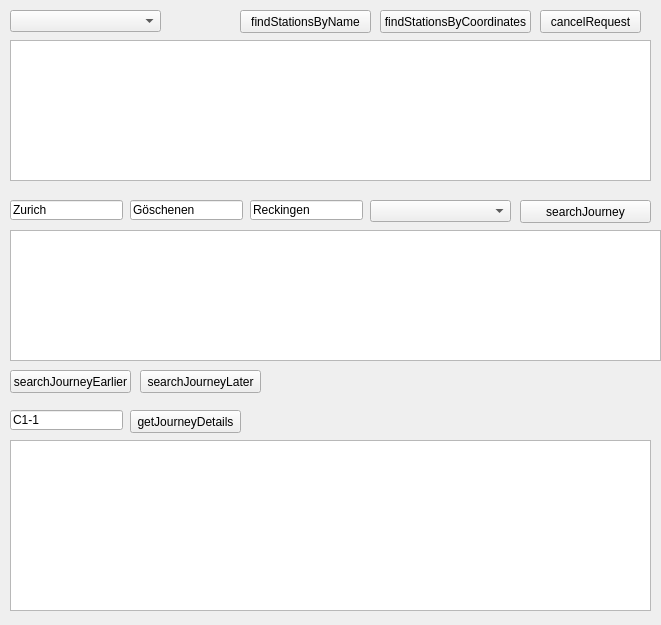
smurfy/fahrplan, file src/gui/desktop-test/mainwindow.ui: the form before one commit.
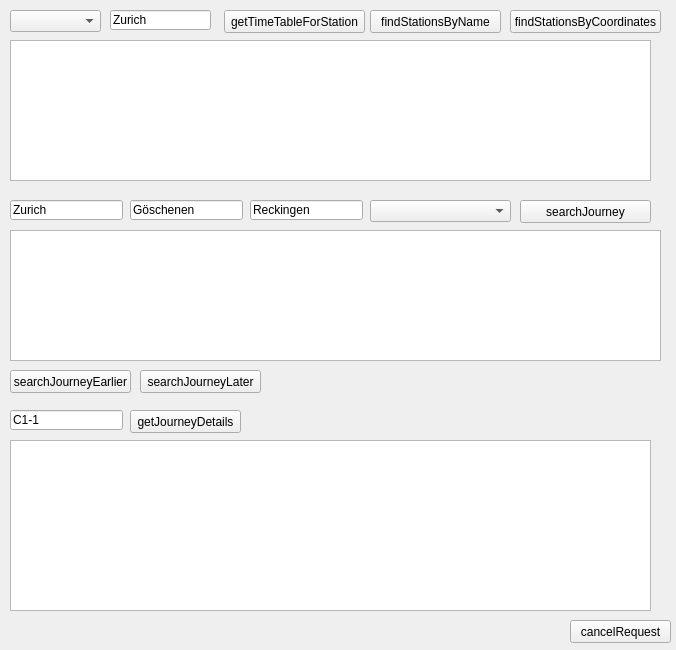
The form after the commit.

The edit to the form file:
```diff
--- a/src/gui/desktop-test/mainwindow.ui
+++ b/src/gui/desktop-test/mainwindow.ui
@@ -6,8 +6,8 @@
    <rect>
     <x>0</x>
     <y>0</y>
-    <width>661</width>
-    <height>625</height>
+    <width>676</width>
+    <height>650</height>
    </rect>
   </property>
   <property name="windowTitle">
@@ -17,7 +17,7 @@
    <widget class="QPushButton" name="findStationsByName">
     <property name="geometry">
      <rect>
-      <x>240</x>
+      <x>370</x>
       <y>10</y>
       <width>131</width>
       <height>23</height>
@@ -40,7 +40,7 @@
    <widget class="QPushButton" name="findStationsByCoordinates">
     <property name="geometry">
      <rect>
-      <x>380</x>
+      <x>510</x>
       <y>10</y>
       <width>151</width>
       <height>23</height>
@@ -128,8 +128,8 @@
    <widget class="QPushButton" name="cancelRequest">
     <property name="geometry">
      <rect>
-      <x>540</x>
-      <y>10</y>
+      <x>570</x>
+      <y>620</y>
       <width>101</width>
       <height>23</height>
      </rect>
@@ -202,11 +202,37 @@
      <rect>
       <x>10</x>
       <y>10</y>
-      <width>151</width>
+      <width>91</width>
       <height>22</height>
      </rect>
     </property>
    </widget>
+   <widget class="QPushButton" name="getTimeTableForStation">
+    <property name="geometry">
+     <rect>
+      <x>224</x>
+      <y>10</y>
+      <width>141</width>
+      <height>23</height>
+     </rect>
+    </property>
+    <property name="text">
+     <string>getTimeTableForStation</string>
+    </property>
+   </widget>
+   <widget class="QLineEdit" name="stationName">
+    <property name="geometry">
+     <rect>
+      <x>110</x>
+      <y>10</y>
+      <width>101</width>
+      <height>20</height>
+     </rect>
+    </property>
+    <property name="text">
+     <string>Zurich</string>
+    </property>
+   </widget>
   </widget>
  </widget>
  <layoutdefault spacing="6" margin="11"/>
```
